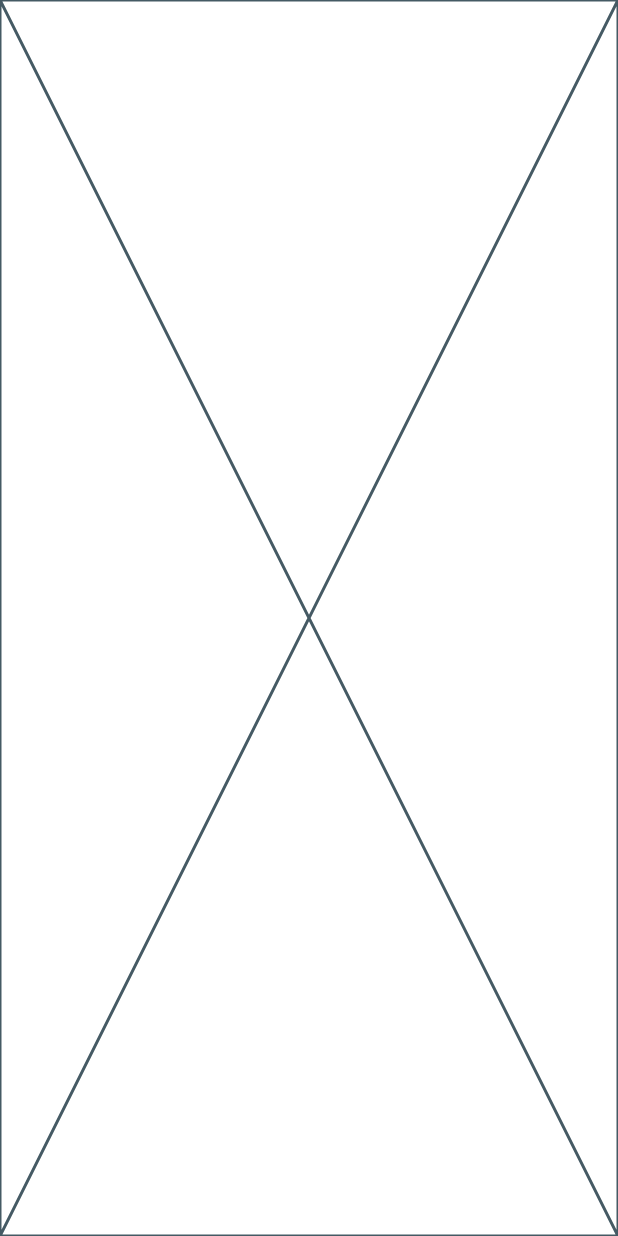
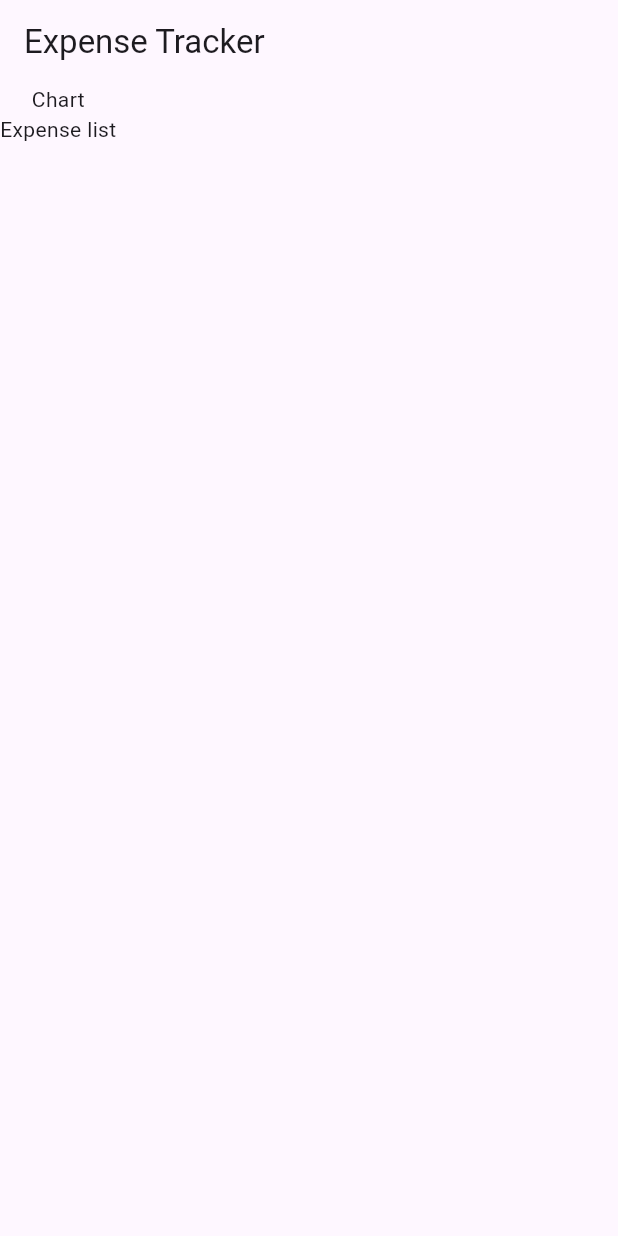
Before and after one commit to izhal27/expenses_tracker, a Flutter app: the screen it shows after launch, on a phone screen of 412 x 824 dp. Run offline on Flutter 3.47's test engine with Material 3 defaults, Android fonts, the phone set to English and light mode, and no system bars.

Commit message:
add expenses widget

```diff
--- a/lib/expenses.dart
+++ b/lib/expenses.dart
@@ -1,10 +1,25 @@
 import 'package:flutter/material.dart';
 
-class Expenses extends StatelessWidget {
+class Expenses extends StatefulWidget {
   const Expenses({super.key});
 
   @override
+  State<Expenses> createState() => _ExpensesState();
+}
+
+class _ExpensesState extends State<Expenses> {
+  @override
   Widget build(BuildContext context) {
-    return const Placeholder();
+    return Scaffold(
+      appBar: AppBar(
+        title: const Text('Expense Tracker'),
+      ),
+      body: const Column(
+        children: [
+          Text('Chart'),
+          Text('Expense list'),
+        ],
+      ),
+    );
   }
 }
--- a/lib/main.dart
+++ b/lib/main.dart
@@ -2,5 +2,7 @@ import 'package:expense_tracker/expenses.dart';
 import 'package:flutter/material.dart';
 
 void main() {
-  runApp(const Expenses());
+  runApp(const MaterialApp(
+    home: Expenses(),
+  ));
 }
```
